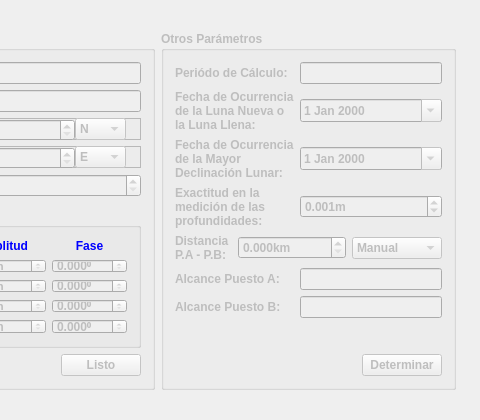
The window that include/AlcanceLimite/alcancelimitewindow.ui (ryera89/TideAnalisisPredictionSystem) describes before a commit, drawn with Qt 5; both pictures show x 450 to 930 and y 0 to 420 of the 930 by 420 pixel window.
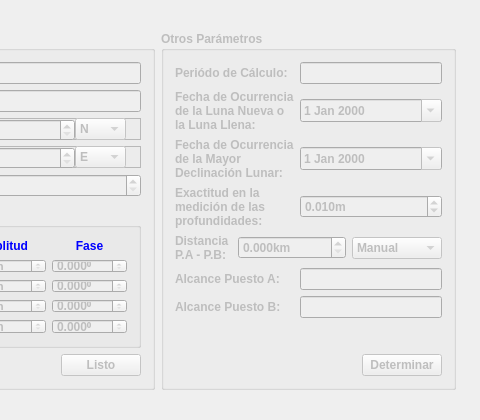
The same window after the commit.

```diff
--- a/include/AlcanceLimite/alcancelimitewindow.ui
+++ b/include/AlcanceLimite/alcancelimitewindow.ui
@@ -1093,7 +1093,7 @@
              <number>3</number>
             </property>
             <property name="value">
-             <double>0.001000000000000</double>
+             <double>0.010000000000000</double>
             </property>
            </widget>
           </item>
```
